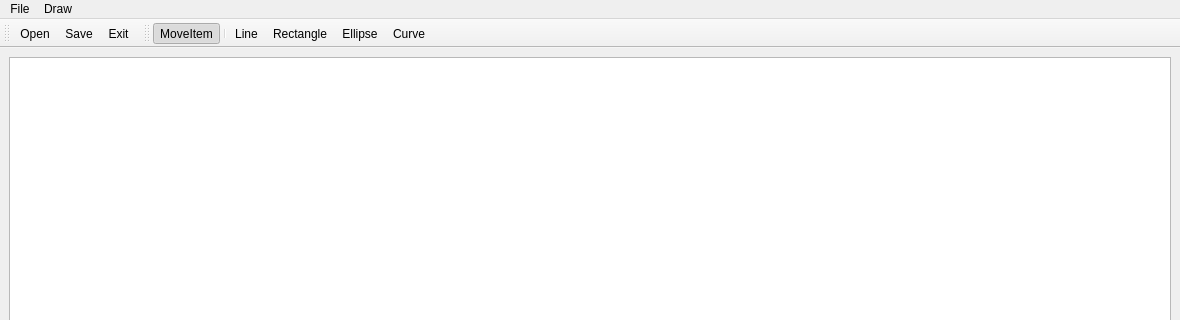
Old version of the form src/rsised/mainwindow.ui in the repository ViktorAH14/rsised; both pictures show x 0 to 1180 and y 0 to 320 of the 1180 by 690 pixel window.
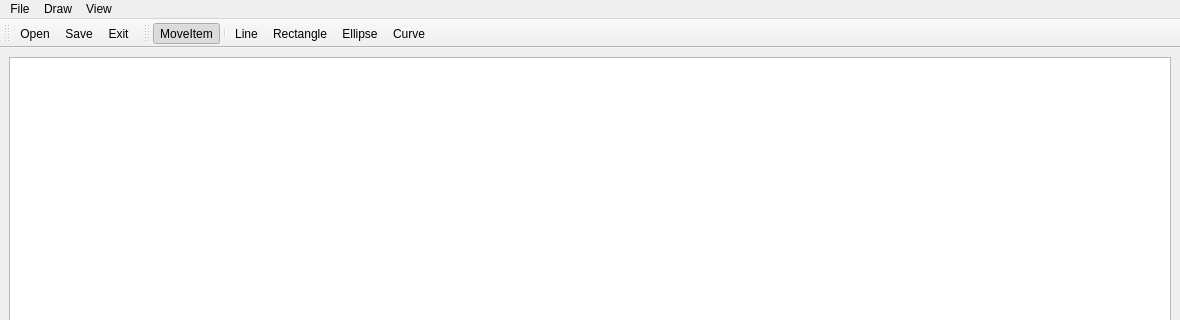
New version of the form. Icons and pictures are not drawn.

```diff
--- a/src/rsised/mainwindow.ui
+++ b/src/rsised/mainwindow.ui
@@ -49,8 +49,14 @@
     <addaction name="separator"/>
     <addaction name="actionDeleteItems"/>
    </widget>
+   <widget class="QMenu" name="menuView">
+    <property name="title">
+     <string>View</string>
+    </property>
+   </widget>
    <addaction name="menuFail"/>
    <addaction name="menuDraw"/>
+   <addaction name="menuView"/>
   </widget>
   <widget class="QToolBar" name="mainToolBar">
    <property name="windowTitle">
```
